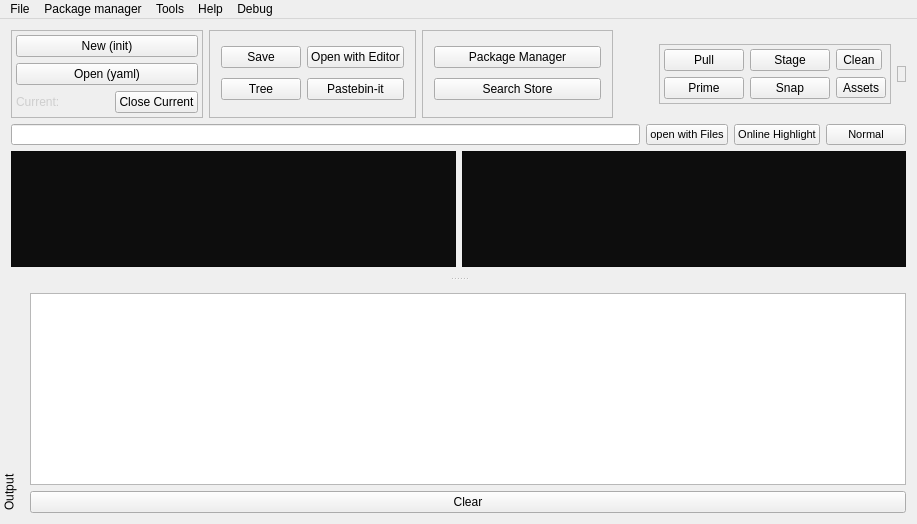
Before: the Qt Designer form snapcraft-qt/mainwindow.ui in snapcraft-gui/snapcraft-gui, drawn with Qt 5.
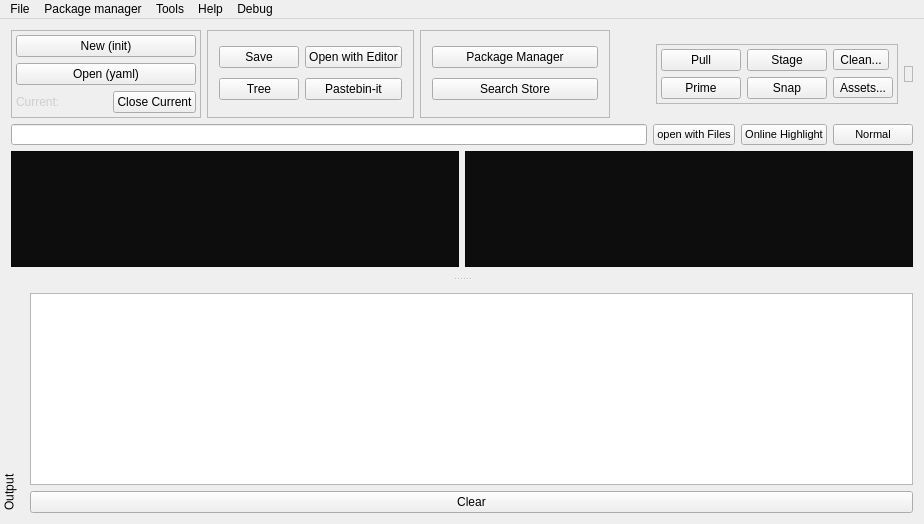
After: the same form once the commit is applied. Icons and pictures are not drawn.

Commit message: editor improvement and  clean option added to interface

```diff
--- a/snapcraft-qt/mainwindow.ui
+++ b/snapcraft-qt/mainwindow.ui
@@ -6,7 +6,7 @@
    <rect>
     <x>0</x>
     <y>0</y>
-    <width>917</width>
+    <width>924</width>
     <height>524</height>
    </rect>
   </property>
@@ -228,14 +228,14 @@
          <item row="0" column="4">
           <widget class="QToolButton" name="clean_toolButton">
            <property name="text">
-            <string>Clean</string>
+            <string>Clean...</string>
            </property>
           </widget>
          </item>
          <item row="1" column="4">
           <widget class="QToolButton" name="assets_toolButton">
            <property name="text">
-            <string>Assets</string>
+            <string>Assets...</string>
            </property>
           </widget>
          </item>
@@ -255,6 +255,9 @@
          </item>
          <item row="1" column="2">
           <widget class="QPushButton" name="snap">
+           <property name="styleSheet">
+            <string notr="true"/>
+           </property>
            <property name="text">
             <string>Snap</string>
            </property>
@@ -423,7 +426,7 @@
     <rect>
      <x>0</x>
      <y>0</y>
-     <width>917</width>
+     <width>924</width>
      <height>19</height>
     </rect>
    </property>
```
The commit also changes 2 other files.
